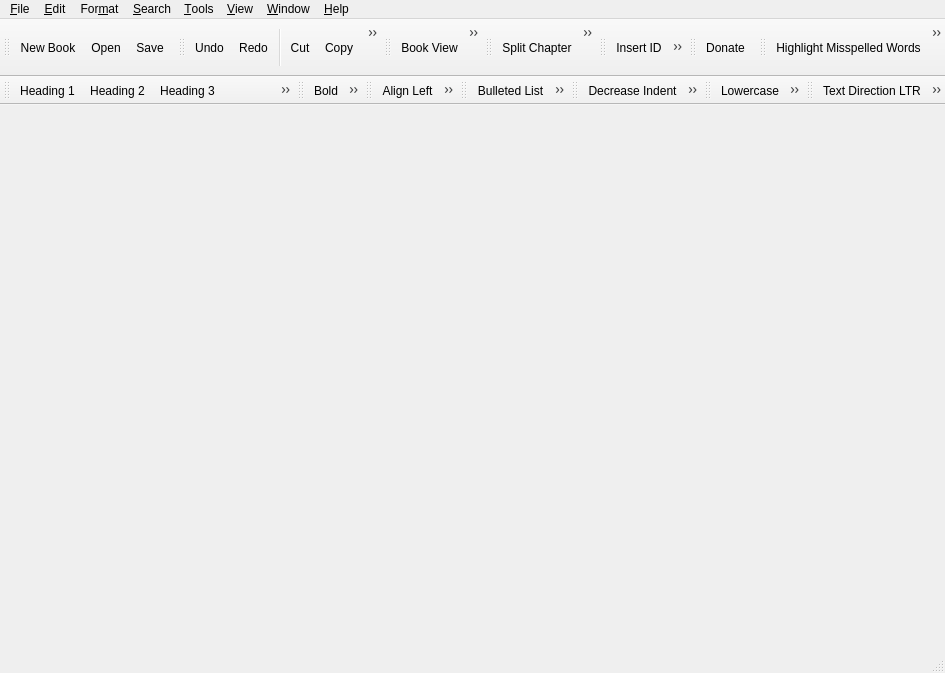
Before: the Qt Designer form src/Sigil/Form_Files/main.ui in Sigil-Ebook/Sigil, drawn with Qt 5.
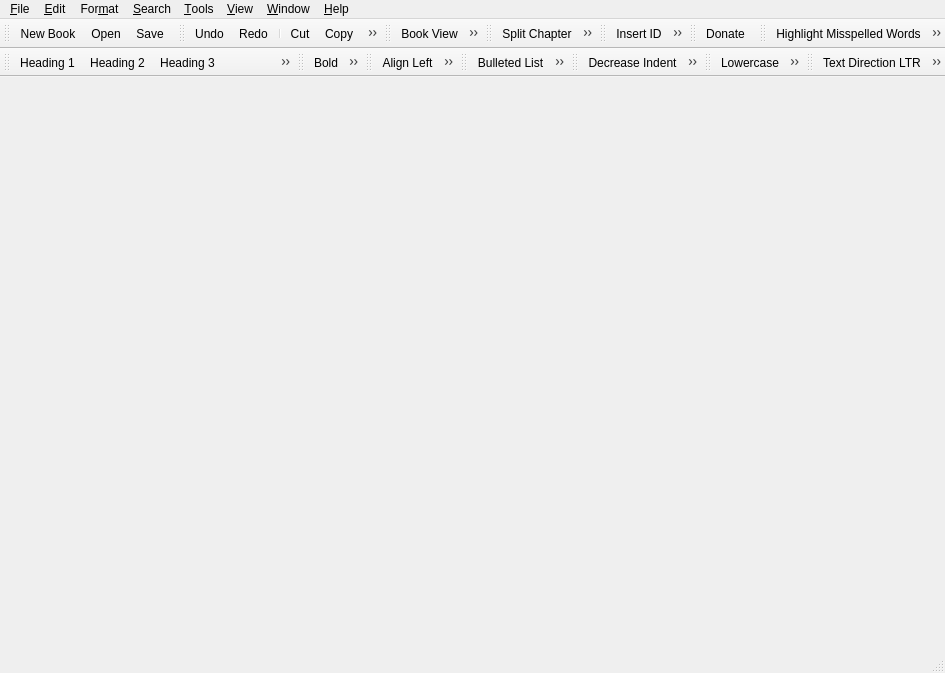
After: the same form once the commit is applied. Icons and pictures are not drawn.

Commit message: Fix Go Back menu item text.

Patch:
```diff
--- a/src/Sigil/Form_Files/main.ui
+++ b/src/Sigil/Form_Files/main.ui
@@ -1884,6 +1884,9 @@
      <normaloff>:/main/back-to-link-style_22px.png</normaloff>:/main/back-to-link-style_22px.png</iconset>
    </property>
    <property name="text">
+    <string>Go Back To Link or Style</string>
+   </property>
+   <property name="toolTip">
     <string>&lt;p style=&quot;padding-top: 0.5em;&quot; &gt;&lt;b&gt;Back&lt;/b&gt;&lt;/p&gt;
 
 &lt;p style=&quot;margin-left: 0.5em;&quot;&gt;Go back to the last link you clicked or back to where you used Go to Link or Style.&lt;/p&gt;
```
